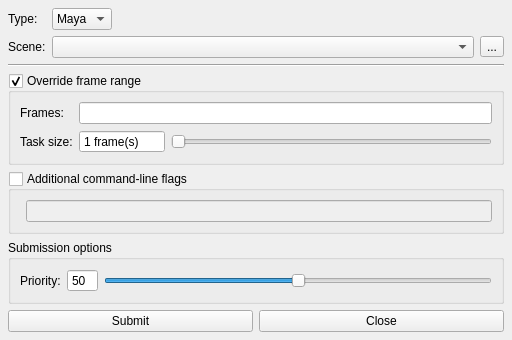
First picture: the form in core/tools/renderQueue/submit_ui.ui, repository mjbonnington/icarus-gps, before the edit.
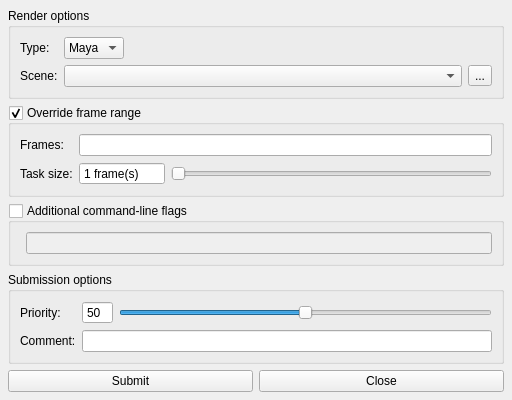
Second picture: the form after the edit. Icons and pictures are not drawn.

Commit message: Render Queue can now render Nuke jobs. Renders can be submitted from Maya and Nuke directly.

What changed in the file:
```diff
--- a/core/tools/renderQueue/submit_ui.ui
+++ b/core/tools/renderQueue/submit_ui.ui
@@ -7,7 +7,7 @@
     <x>0</x>
     <y>0</y>
     <width>512</width>
-    <height>331</height>
+    <height>360</height>
    </rect>
   </property>
   <property name="windowTitle">
@@ -33,14 +33,11 @@
        <number>0</number>
       </property>
       <item>
-       <layout class="QFormLayout" name="basic_formLayout">
-        <item row="1" column="0">
-         <widget class="QLabel" name="scene_label">
-          <property name="text">
-           <string>Scene:</string>
-          </property>
-         </widget>
-        </item>
+       <widget class="QGroupBox" name="render_groupBox">
+        <property name="title">
+         <string>Render options</string>
+        </property>
+        <layout class="QFormLayout" name="formLayout_4">
         <item row="0" column="0">
          <widget class="QLabel" name="type_label">
           <property name="text">
@@ -48,6 +45,62 @@
           </property>
          </widget>
         </item>
+         <item row="1" column="0">
+          <widget class="QLabel" name="scene_label">
+           <property name="text">
+            <string>Scene:</string>
+           </property>
+          </widget>
+         </item>
+         <item row="0" column="1">
+          <layout class="QHBoxLayout" name="type_horizontalLayout">
+           <item>
+            <widget class="QComboBox" name="type_comboBox">
+             <property name="sizePolicy">
+              <sizepolicy hsizetype="Maximum" vsizetype="Fixed">
+               <horstretch>0</horstretch>
+               <verstretch>0</verstretch>
+              </sizepolicy>
+             </property>
+             <item>
+              <property name="text">
+               <string>Maya</string>
+              </property>
+              <property name="icon">
+               <iconset resource="../../ui/rsc.qrc">
+                <normaloff>:/rsc/rsc/app_icon_maya.png</normaloff>
+                <disabledoff>:/rsc/rsc/app_icon_maya_disabled.png</disabledoff>
+                <selectedoff>:/rsc/rsc/app_icon_maya.png</selectedoff>:/rsc/rsc/app_icon_maya.png</iconset>
+              </property>
+             </item>
+             <item>
+              <property name="text">
+               <string>Nuke</string>
+              </property>
+              <property name="icon">
+               <iconset resource="../../ui/rsc.qrc">
+                <normaloff>:/rsc/rsc/app_icon_nuke.png</normaloff>
+                <disabledoff>:/rsc/rsc/app_icon_nuke_disabled.png</disabledoff>
+                <selectedoff>:/rsc/rsc/app_icon_nuke.png</selectedoff>:/rsc/rsc/app_icon_nuke.png</iconset>
+              </property>
+             </item>
+            </widget>
+           </item>
+           <item>
+            <spacer name="type_horizontalSpacer">
+             <property name="orientation">
+              <enum>Qt::Horizontal</enum>
+             </property>
+             <property name="sizeHint" stdset="0">
+              <size>
+               <width>40</width>
+               <height>20</height>
+              </size>
+             </property>
+            </spacer>
+           </item>
+          </layout>
+         </item>
         <item row="1" column="1">
          <layout class="QHBoxLayout" name="scene_horizontalLayout">
           <item>
@@ -78,37 +131,7 @@
           </item>
          </layout>
         </item>
-        <item row="0" column="1">
-         <layout class="QHBoxLayout" name="type_horizontalLayout">
-          <item>
-           <widget class="QComboBox" name="type_comboBox">
-            <property name="sizePolicy">
-             <sizepolicy hsizetype="Maximum" vsizetype="Fixed">
-              <horstretch>0</horstretch>
-              <verstretch>0</verstretch>
-             </sizepolicy>
-            </property>
-            <item>
-             <property name="text">
-              <string>Maya</string>
-             </property>
-            </item>
-            <item>
-             <property name="text">
-              <string>Nuke</string>
-             </property>
-            </item>
-           </widget>
-          </item>
-         </layout>
-        </item>
-       </layout>
-      </item>
-      <item>
-       <widget class="Line" name="line">
-        <property name="orientation">
-         <enum>Qt::Horizontal</enum>
-        </property>
+        </layout>
        </widget>
       </item>
       <item>
@@ -123,13 +146,6 @@
          <bool>true</bool>
         </property>
         <layout class="QFormLayout" name="formLayout">
-         <item row="2" column="0">
-          <widget class="QLabel" name="taskSize_label">
-           <property name="text">
-            <string>Task size:</string>
-           </property>
-          </widget>
-         </item>
          <item row="0" column="0">
           <widget class="QLabel" name="frameRange_label">
            <property name="text">
@@ -138,6 +154,8 @@
           </widget>
          </item>
          <item row="0" column="1">
+          <layout class="QHBoxLayout" name="frameRange_horizontalLayout">
+           <item>
           <widget class="QLineEdit" name="frameRange_lineEdit">
            <property name="toolTip">
             <string>List of frames to be rendered. Individual frames should be separated with commas, and sequences can be specified using a hyphen, e.g. 1, 5-10.</string>
@@ -147,7 +165,16 @@
            </property>
           </widget>
          </item>
-         <item row="2" column="1">
+          </layout>
+         </item>
+         <item row="1" column="0">
+          <widget class="QLabel" name="taskSize_label">
+           <property name="text">
+            <string>Task size:</string>
+           </property>
+          </widget>
+         </item>
+         <item row="1" column="1">
           <layout class="QHBoxLayout" name="taskSize_horizontalLayout">
            <item>
             <widget class="QSpinBox" name="taskSize_spinBox">
@@ -281,6 +308,27 @@
            </item>
           </layout>
          </item>
+         <item row="1" column="0">
+          <widget class="QLabel" name="comment_label">
+           <property name="text">
+            <string>Comment:</string>
+           </property>
+          </widget>
+         </item>
+         <item row="1" column="1">
+          <layout class="QHBoxLayout" name="comment_horizontalLayout">
+           <item>
+            <widget class="QLineEdit" name="comment_lineEdit">
+             <property name="toolTip">
+              <string>Add notes about this render job (optional).</string>
+             </property>
+             <property name="text">
+              <string/>
+             </property>
+            </widget>
+           </item>
+          </layout>
+         </item>
         </layout>
        </widget>
       </item>
```
Left out of the diff: 18 changed lines with no effect on the pictures. Lines whose indentation alone changed are shown as unchanged. The commit also changes 14 other files.
